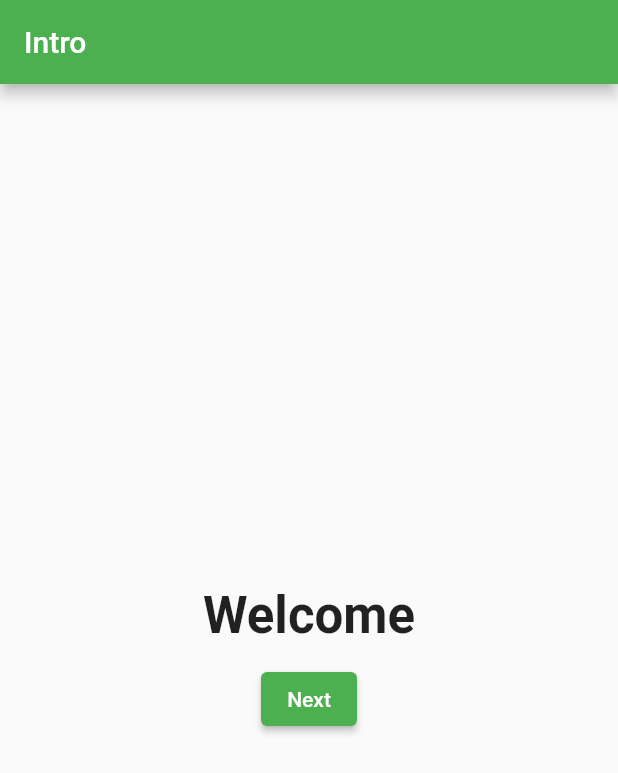
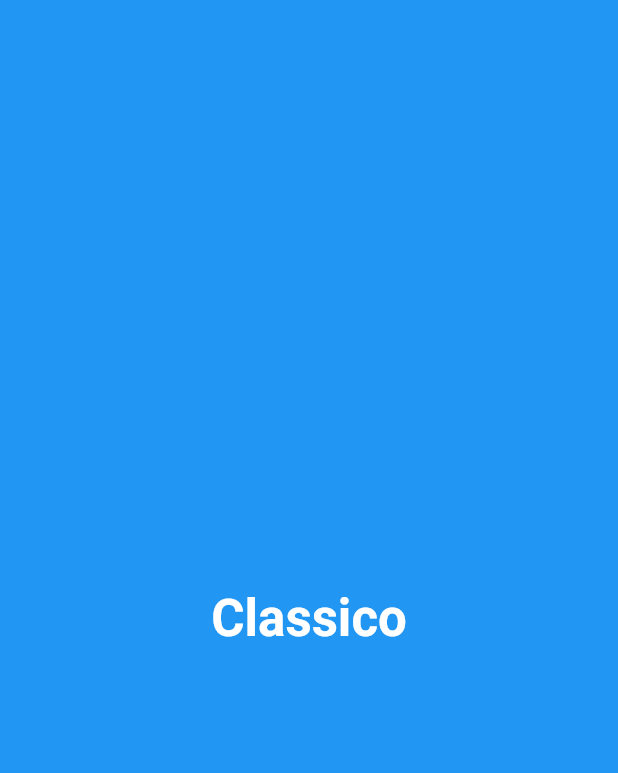
Before and after one commit to sthnischal/Flutter-Basics, a Flutter app: the first screen one second after launch, on a phone screen of 412 x 824 dp. Shown: the top 773 px of the screen. Run offline on Flutter 3.47's test engine with Material 2 defaults, Android fonts, the phone set to English and light mode, and no system bars; our stand-ins replace font_awesome_flutter.

Commit message:
adding Splash screen and navigating previous multiple screen

```diff
--- /dev/null
+++ b/flutterbasics/lib/SplashScreen.dart
@@ -0,0 +1,39 @@
+import 'dart:async';
+
+import 'package:flutter/Material.dart';
+import 'package:flutter/cupertino.dart';
+import 'package:flutterbasics/IntroPage.dart';
+import 'package:flutterbasics/main.dart';
+
+class SplashScreen extends StatefulWidget {
+  @override
+  State<SplashScreen> createState() => _SplashScreenState();
+}
+
+class _SplashScreenState extends State<SplashScreen> {
+  @override
+  void initState() {
+    super.initState();
+
+    Timer(Duration(seconds: 5), () {
+      Navigator.pushReplacement(
+          context,
+          MaterialPageRoute(
+            builder: (context) => IntroPage(),
+          ));
+    });
+  }
+
+  Widget build(BuildContext context) {
+    return Scaffold(
+        body: Container(
+            color: Colors.blue,
+            child: Center(
+              child: Text('Classico',
+                  style: TextStyle(
+                      fontSize: 34,
+                      fontWeight: FontWeight.w700,
+                      color: Colors.white)),
+            )));
+  }
+}
--- a/flutterbasics/lib/main.dart
+++ b/flutterbasics/lib/main.dart
@@ -1,6 +1,7 @@
 import 'dart:math';
 
 import 'package:flutter/material.dart';
+import 'package:flutterbasics/SplashScreen.dart';
 import 'package:font_awesome_flutter/font_awesome_flutter.dart';
 
 import 'IntroPage.dart';
@@ -18,7 +19,7 @@ class FlutterApp extends StatelessWidget {
       theme: ThemeData(
         primarySwatch: Colors.green,
       ),
-      home: IntroPage(),
+      home: SplashScreen(),
     );
   }
 }
```
